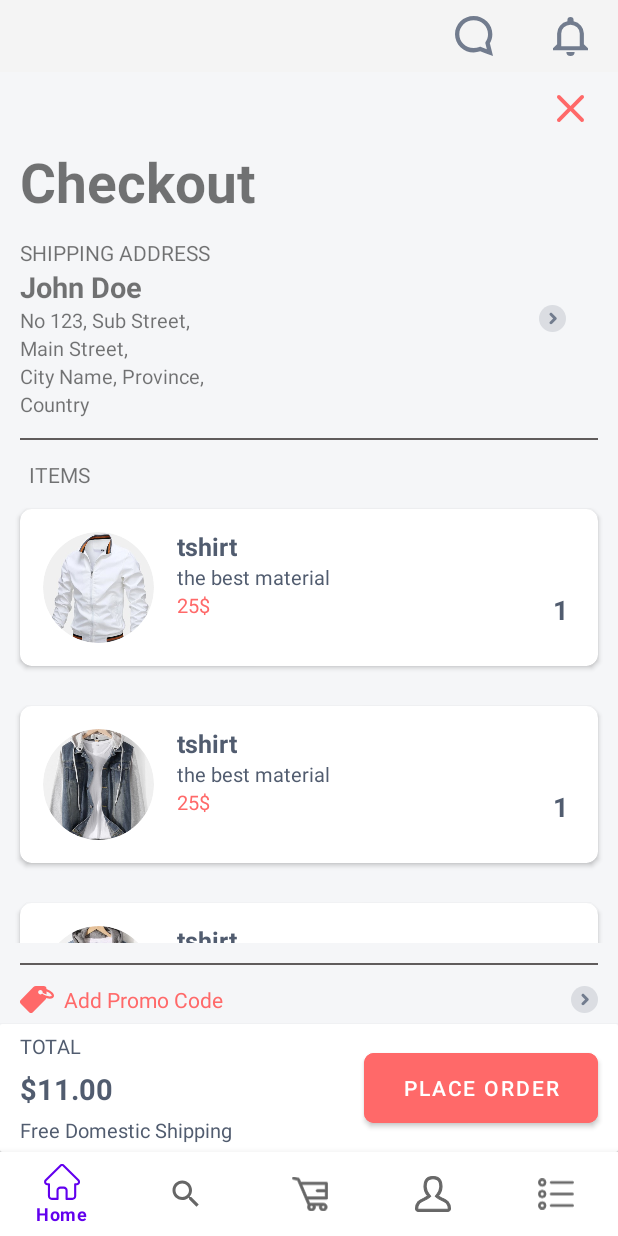
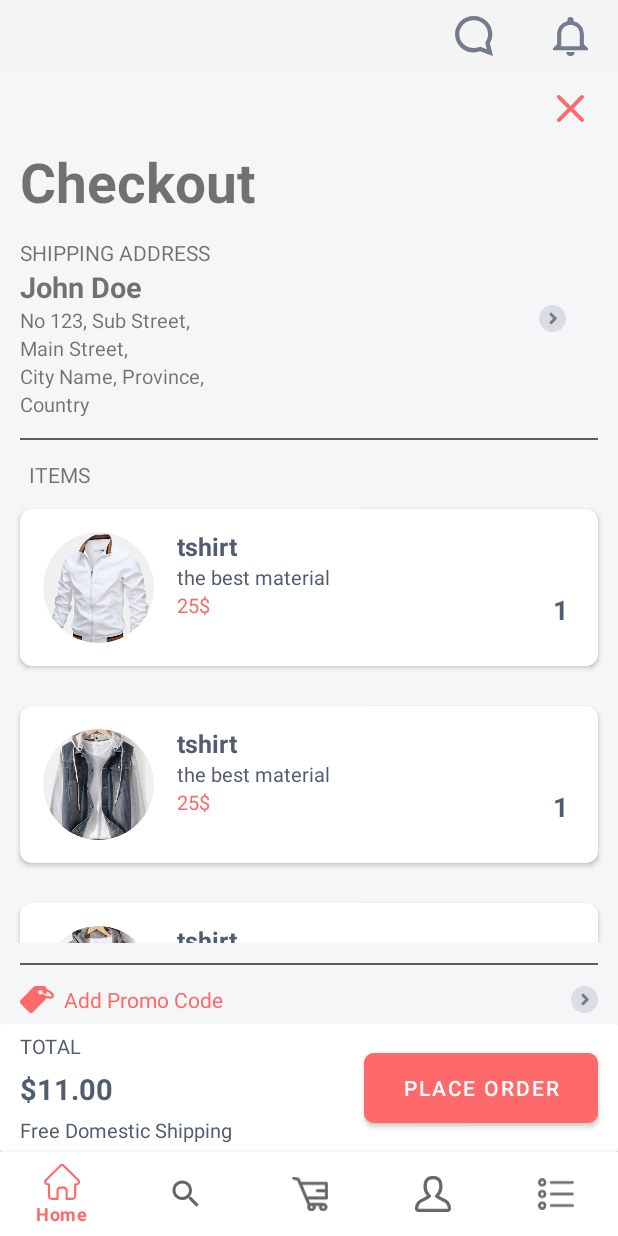
Before and after one commit to ahmedmahmoudbit/E-commerce, an Android app: the Fragment_checkout screen opened through its navigation route, on a phone screen of 412 x 824 dp. Run offline under Robolectric (Android 15) with nearby library versions, the phone set to English and light mode, and no system bars; our stand-ins replace CircleImageView, data binding, navigation-ui, sdp/ssp sizes; 1 statement that could not run was skipped.

Commit message:
e-commerce final

```diff
--- a/app/build.gradle
+++ b/app/build.gradle
@@ -59,4 +59,10 @@ dependencies {
     // lottie Animation
     implementation 'com.airbnb.android:lottie:3.4.0'
 
+    // animatedbottombar
+    implementation 'nl.joery.animatedbottombar:library:1.1.0'
+
+    // Image Slider
+    implementation 'com.github.denzcoskun:ImageSlideshow:0.0.6'
+
 }
--- a/app/src/main/java/com/example/final_project_java/Dialog_Fragment.java
+++ b/app/src/main/java/com/example/final_project_java/Dialog_Fragment.java
@@ -18,6 +18,7 @@ public class Dialog_Fragment extends DialogFragment {
     @Override
     public View onCreateView(LayoutInflater inflater, ViewGroup container,
                              Bundle savedInstanceState) {
+
         return inflater.inflate(R.layout.fragment_dialog_, container, false);
     }
 
--- a/app/src/main/java/com/example/final_project_java/Fragment_Home.java
+++ b/app/src/main/java/com/example/final_project_java/Fragment_Home.java
@@ -1,5 +1,6 @@
 package com.example.final_project_java;
 
+import android.content.Intent;
 import android.os.Bundle;
 
 import androidx.annotation.NonNull;
@@ -16,13 +17,14 @@ import android.view.ViewGroup;
 
 import com.example.final_project_java.adapter.Adapter_categories;
 import com.example.final_project_java.adapter.Adapter_categories_item;
+import com.example.final_project_java.data.Click_product_home;
 import com.example.final_project_java.data.Data_categories;
 import com.example.final_project_java.data.Data_category_item;
 import com.example.final_project_java.databinding.FragmentHomeBinding;
 
 import java.util.ArrayList;
 
-public class Fragment_Home extends Fragment {
+public class Fragment_Home extends Fragment implements Click_product_home {
     NavController navController;
     FragmentHomeBinding binding;
 
@@ -38,7 +40,7 @@ public class Fragment_Home extends Fragment {
         navController = Navigation.findNavController(view);
         category();
         item();
-
+        intent();
 
     }
 
@@ -68,10 +70,23 @@ public class Fragment_Home extends Fragment {
         categories.add(new Data_category_item("t-shirt","59.99$",R.drawable.ttshirt));
         categories.add(new Data_category_item("t-shirt","78.99$",R.drawable.ttshirt));
 
-        adapter = new Adapter_categories_item(categories,requireContext());
+        adapter = new Adapter_categories_item(categories,requireContext(),this);
         binding.recyclerViewItem.setLayoutManager(new LinearLayoutManager(requireContext(),LinearLayoutManager.HORIZONTAL , false));
         binding.recyclerViewItem.setAdapter(adapter);
 
     }
 
+    private void intent() {
+        binding.shopProfile.setOnClickListener(new View.OnClickListener() {
+            @Override
+            public void onClick(View v) {
+                startActivity(new Intent(getActivity() , Shope_profie_activity.class));
+            }
+        });
+    }
+
+    @Override
+    public void onclick(int position) {
+        startActivity(new Intent(requireActivity() , ProductActivity.class));
+    }
 }
--- a/app/src/main/java/com/example/final_project_java/Fragment_checkout.java
+++ b/app/src/main/java/com/example/final_project_java/Fragment_checkout.java
@@ -1,5 +1,4 @@
 package com.example.final_project_java;
-
 import android.os.Bundle;
 
 import androidx.annotation.NonNull;
@@ -55,7 +54,7 @@ public class Fragment_checkout extends Fragment {
         binding.closePage.setOnClickListener(new View.OnClickListener() {
             @Override
             public void onClick(View v) {
-                getActivity().finish();
+                navController.navigateUp();
             }
         });
     }
--- a/app/src/main/java/com/example/final_project_java/activity/Home_activity.java
+++ b/app/src/main/java/com/example/final_project_java/activity/Home_activity.java
@@ -13,6 +13,7 @@ import android.content.Intent;
 import android.os.Bundle;
 import android.view.View;
 
+import com.example.final_project_java.ChatActivity;
 import com.example.final_project_java.R;
 import com.example.final_project_java.databinding.ActivityMainHomeActivityBinding;
 import com.google.android.material.bottomnavigation.BottomNavigationView;
@@ -26,11 +27,22 @@ public class Home_activity extends AppCompatActivity {
         super.onCreate(savedInstanceState);
         binding = DataBindingUtil.setContentView(this, R.layout.activity_main_home_activity);
         btn_notification();
+        btn_message();
 
         NavController navController = Navigation.findNavController(this,R.id.navfragment);
         NavigationUI.setupWithNavController(binding.buttonNav , navController);
 
     }
+
+    private void btn_message() {
+        binding.message.setOnClickListener(new View.OnClickListener() {
+            @Override
+            public void onClick(View v) {
+                startActivity(new Intent(Home_activity.this , ChatActivity.class));
+            }
+        });
+    }
+
     // intent notification button to notification activity
     private void btn_notification(){
         binding.notification.setOnClickListener(new View.OnClickListener() {
@@ -40,4 +52,6 @@ public class Home_activity extends AppCompatActivity {
             }
         });
     }
+
+
 }
--- a/app/src/main/java/com/example/final_project_java/activity/Result_activity.java
+++ b/app/src/main/java/com/example/final_project_java/activity/Result_activity.java
@@ -72,6 +72,7 @@ public class Result_activity extends AppCompatActivity {
             @Override
             public void onClick(View v) {
                 getSupportFragmentManager().beginTransaction().add(new Dialog_Fragment() , "dialog").commit();
+
             }
         });
 
--- a/app/src/main/java/com/example/final_project_java/adapter/Adapter_categories_item.java
+++ b/app/src/main/java/com/example/final_project_java/adapter/Adapter_categories_item.java
@@ -2,6 +2,7 @@ package com.example.final_project_java.adapter;
 
 import android.content.Context;
 import android.view.LayoutInflater;
+import android.view.View;
 import android.view.ViewGroup;
 
 import androidx.annotation.NonNull;
@@ -9,6 +10,7 @@ import androidx.databinding.DataBindingUtil;
 import androidx.recyclerview.widget.RecyclerView;
 
 import com.example.final_project_java.R;
+import com.example.final_project_java.data.Click_product_home;
 import com.example.final_project_java.data.Data_category_item;
 import com.example.final_project_java.databinding.RecyclerCategoryItemBinding;
 
@@ -17,10 +19,12 @@ import java.util.List;
 public class Adapter_categories_item extends RecyclerView.Adapter<Adapter_categories_item.Holder> {
     List<Data_category_item> dataCategoryItems;
     Context context;
+    Click_product_home click_product_home;
 
-    public Adapter_categories_item(List<Data_category_item> dataCategoryItems, Context context) {
+    public Adapter_categories_item(List<Data_category_item> dataCategoryItems, Context context, Click_product_home click_product_home) {
         this.dataCategoryItems = dataCategoryItems;
         this.context = context;
+        this.click_product_home = click_product_home;
     }
 
     @NonNull
@@ -31,11 +35,14 @@ public class Adapter_categories_item extends RecyclerView.Adapter<Adapter_catego
 
     @Override
     public void onBindViewHolder(@NonNull Holder holder, int position) {
-        final Data_category_item person = dataCategoryItems.get(position);
-        holder.binding.nameOfItem.setText(person.getName());
-        holder.binding.priceOfItem.setText(person.getPrice());
-        holder.binding.imageItem.setImageResource(person.getImage());
+          holder.binding.setData(dataCategoryItems.get(position));
 
+          holder.binding.cardview.setOnClickListener(new View.OnClickListener() {
+              @Override
+              public void onClick(View v) {
+                  click_product_home.onclick(position);
+              }
+          });
     }
 
     @Override
--- a/app/src/main/java/com/example/final_project_java/adapter/Adapter_comment.java
+++ b/app/src/main/java/com/example/final_project_java/adapter/Adapter_comment.java
@@ -33,7 +33,7 @@ public class Adapter_comment extends RecyclerView.Adapter<Adapter_comment.Holder
     public void onBindViewHolder(@NonNull Holder holder, int position) {
         final Data_comments person = arrayList.get(position);
         holder.binding.ratingComment.setImageResource(person.getRatting());
-        holder.binding.photoComent.setImageResource(person.getPhoto());
+//        holder.binding.photoComent.setImageResource(person.getPhoto());
         holder.binding.ratingComment.setImageResource(person.getRatting());
         holder.binding.ratingComment.setImageResource(person.getRatting());
         holder.binding.ratingComment.setImageResource(person.getRatting());
--- a/app/src/main/java/com/example/final_project_java/data/Data_comments.java
+++ b/app/src/main/java/com/example/final_project_java/data/Data_comments.java
@@ -5,12 +5,11 @@ import android.view.View;
 import androidx.annotation.NonNull;
 import androidx.recyclerview.widget.RecyclerView;
 
-public class Data_comments extends RecyclerView.ViewHolder {
+public class Data_comments {
     String name , comment , time;
     int photo , ratting;
 
-    public Data_comments(@NonNull View itemView, String name, String comment, String time, int photo, int ratting) {
-        super(itemView);
+    public Data_comments(String name, String comment, String time, int photo, int ratting) {
         this.name = name;
         this.comment = comment;
         this.time = time;
--- a/app/src/main/java/com/example/final_project_java/TabLayout_fragment.java
+++ b/app/src/main/java/com/example/final_project_java/tablayout_result.java
@@ -9,13 +9,13 @@ import androidx.navigation.Navigation;
 import androidx.viewpager2.adapter.FragmentStateAdapter;
 
 
-public class TabLayout_fragment extends FragmentStateAdapter {
-    public TabLayout_fragment(@NonNull Fragment fragment) {
+public class tablayout_result extends FragmentStateAdapter {
+    public tablayout_result(@NonNull Fragment fragment) {
         super(fragment);
     }
 
     NavController navController;
-    public TabLayout_fragment(FragmentManager fragmentManager, Lifecycle lifecycle) {
+    public tablayout_result(FragmentManager fragmentManager, Lifecycle lifecycle) {
         super(fragmentManager , lifecycle);
     }
 
--- a/app/src/main/res/layout/fragment_dialog_.xml
+++ b/app/src/main/res/layout/fragment_dialog_.xml
@@ -3,7 +3,7 @@
     app:cardCornerRadius="@dimen/_6sdp"
     xmlns:android="http://schemas.android.com/apk/res/android"
     xmlns:tools="http://schemas.android.com/tools"
-    android:layout_width="@dimen/_220sdp"
+    android:layout_width="@dimen/_230sdp"
     android:layout_height="wrap_content"
     android:layout_gravity="center"
     xmlns:app="http://schemas.android.com/apk/res-auto"
@@ -16,7 +16,7 @@
         app:layout_constraintStart_toStartOf="parent"
         android:layout_gravity="center"
         android:layout_margin="@dimen/_5sdp"
-        android:layout_width="match_parent"
+        android:layout_width="@dimen/_220sdp"
         android:layout_height="wrap_content" >
 
 
--- a/app/src/main/res/navigation/main_graph2.xml
+++ b/app/src/main/res/navigation/main_graph2.xml
@@ -47,7 +47,8 @@
         >
         <action
             android:id="@+id/action_order_done_to_fragment_Home2"
-            app:destination="@id/fragment_Home2" />
+            app:destination="@id/fragment_Home2"
+            app:popUpTo="@id/fragment_Home2" />
     </fragment>
     <fragment
         android:id="@+id/fragment_checkout"
@@ -56,6 +57,7 @@
         tools:layout="@layout/fragment_checkout" >
         <action
             android:id="@+id/action_fragment_checkout_to_order_done"
-            app:destination="@id/order_done" />
+            app:destination="@id/order_done"
+            app:popUpTo="@id/fragment_Home2" />
     </fragment>
 </navigation>
--- a/app/src/main/res/values/themes.xml
+++ b/app/src/main/res/values/themes.xml
@@ -2,8 +2,8 @@
     <!-- Base application theme. -->
     <style name="Theme.Final_project_java" parent="Theme.MaterialComponents.Light.NoActionBar">
         <!-- Primary brand color. -->
-        <item name="colorPrimary">@color/purple_500</item>
-        <item name="colorPrimaryVariant">@color/purple_700</item>
+        <item name="colorPrimary">@color/red_based</item>
+        <item name="colorPrimaryVariant">@color/red_based</item>
         <item name="colorOnPrimary">@color/white</item>
         <!-- Secondary brand color. -->
         <item name="colorSecondary">@color/teal_200</item>
--- a/build.gradle
+++ b/build.gradle
@@ -20,6 +20,7 @@ allprojects {
     repositories {
         google()
         jcenter()
+        maven { url 'https://jitpack.io' }
     }
 }
 
```
Also changed, not shown: app/src/main/AndroidManifest.xml (+12 -1 lines), app/src/main/res/layout/fragment__home.xml (+16 -18 lines), app/src/main/res/layout/recycler_category_item.xml (+11 -8 lines), app/src/main/res/drawable/lates2.png (deleted).
